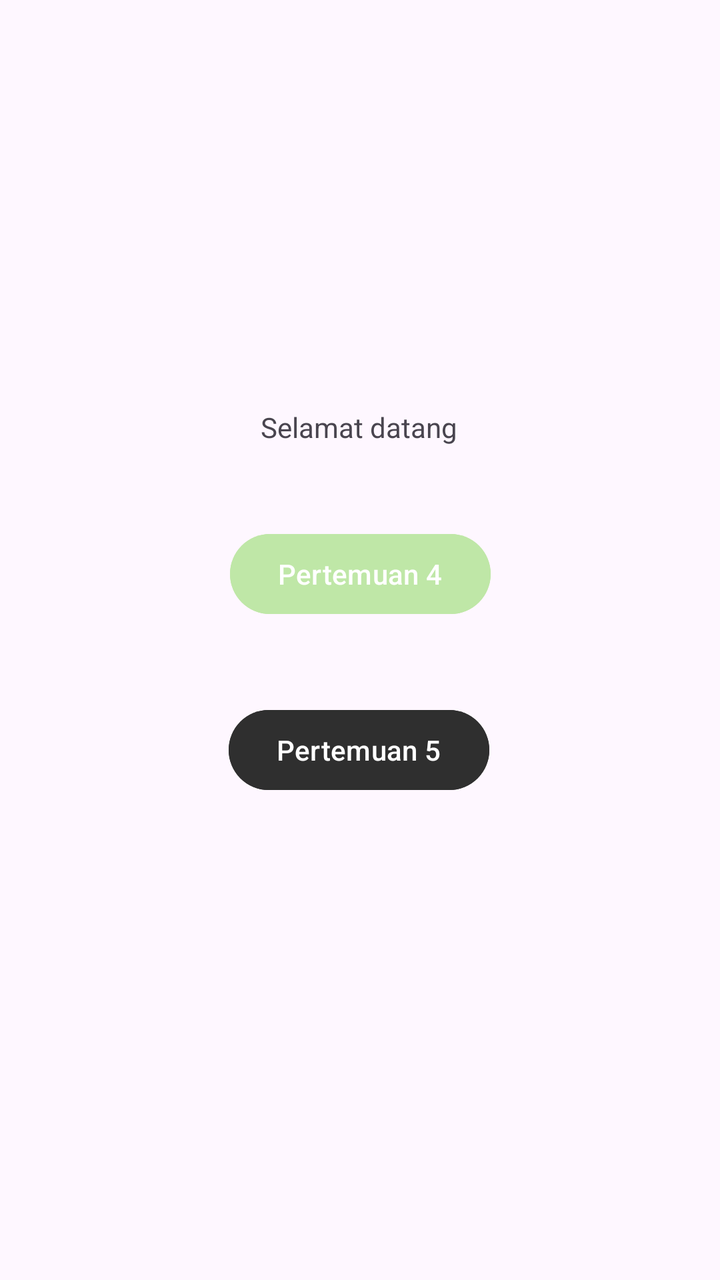
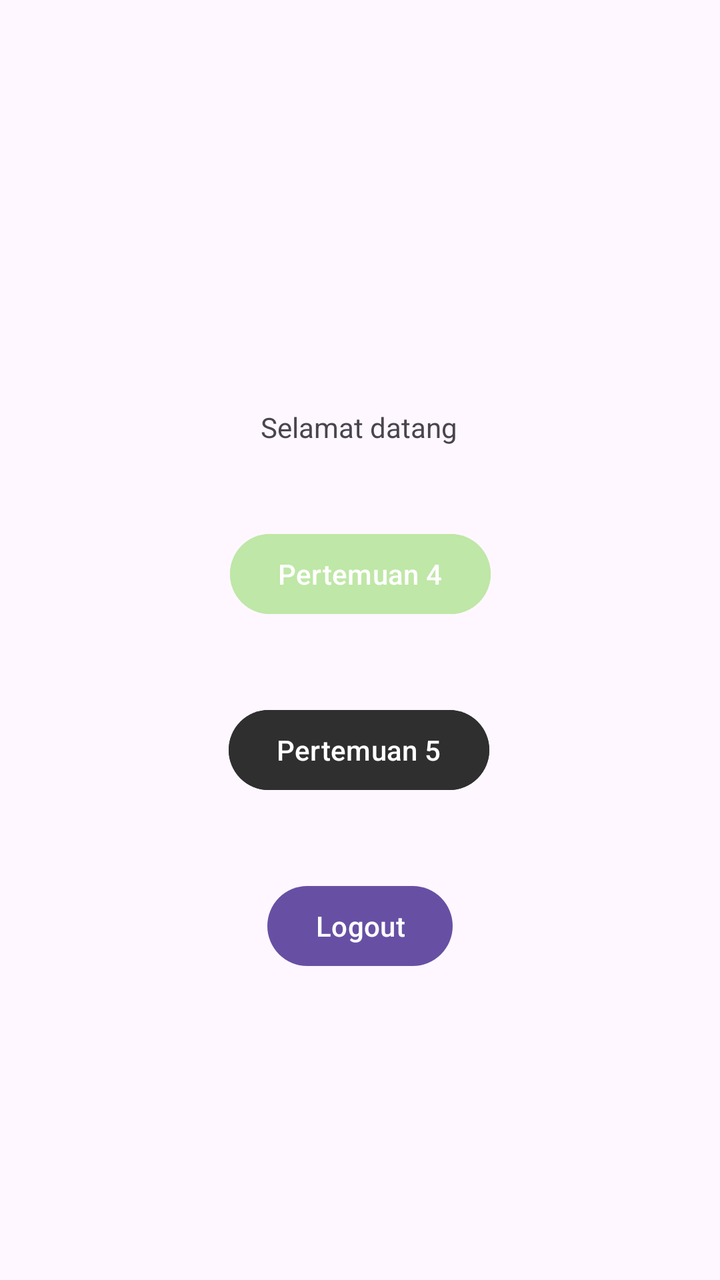

The first picture is an Android layout as it rendered before a commit; the second is the same layout after the commit. The layout source and the unified diff follow.
<!-- AndroidManifest.xml: application theme Theme.Aisyah3TIF -->
<!-- res/layout/activity_main.xml -->
<?xml version="1.0" encoding="utf-8"?>
<androidx.constraintlayout.widget.ConstraintLayout xmlns:android="http://schemas.android.com/apk/res/android"
    xmlns:app="http://schemas.android.com/apk/res-auto"
    xmlns:tools="http://schemas.android.com/tools"
    android:id="@+id/main"
    android:layout_width="match_parent"
    android:layout_height="match_parent"
    tools:context=".MainActivity">

    <Button
        android:id="@+id/btnToFourth"
        android:layout_width="wrap_content"
        android:layout_height="wrap_content"
        android:layout_marginTop="40dp"
        android:backgroundTint="@color/hijau_semangka"
        android:text="Pertemuan 4"
        app:layout_constraintEnd_toEndOf="parent"
        app:layout_constraintStart_toStartOf="parent"
        app:layout_constraintTop_toBottomOf="@+id/kirim" />

    <TextView
        android:id="@+id/kirim"
        android:layout_width="wrap_content"
        android:layout_height="wrap_content"
        android:layout_marginTop="204dp"
        android:text="Selamat datang"
        app:layout_constraintEnd_toEndOf="parent"
        app:layout_constraintHorizontal_bias="0.498"
        app:layout_constraintStart_toStartOf="parent"
        app:layout_constraintTop_toTopOf="parent" />

    <Button
        android:id="@+id/btnFifth"
        android:layout_width="wrap_content"
        android:layout_height="wrap_content"
        android:backgroundTint="@color/abu_tua"
        android:layout_marginTop="40dp"
        android:text="Pertemuan 5"
        app:layout_constraintEnd_toEndOf="parent"
        app:layout_constraintHorizontal_bias="0.498"
        app:layout_constraintStart_toStartOf="parent"
        app:layout_constraintTop_toBottomOf="@+id/btnToFourth" />

</androidx.constraintlayout.widget.ConstraintLayout>
<!-- resources referenced by this layout -->
<resources>
  <color name="abu_tua">#2F2F2F</color>
  <color name="hijau_semangka">#BFE7A7</color>
  <style name="Theme.Aisyah3TIF" parent="Base.Theme.Aisyah3TIF" />
  <style name="Base.Theme.Aisyah3TIF" parent="Theme.Material3.DayNight.NoActionBar">
          
          
      </style>
</resources>

<!-- the commit's change to res/layout/activity_main.xml (unified diff, before → after) -->
@@ -41,4 +41,14 @@
         app:layout_constraintStart_toStartOf="parent"
         app:layout_constraintTop_toBottomOf="@+id/btnToFourth" />
 
+    <Button
+        android:id="@+id/btnLogout"
+        android:layout_width="wrap_content"
+        android:layout_height="wrap_content"
+        android:layout_marginTop="40dp"
+        android:text="Logout"
+        app:layout_constraintEnd_toEndOf="parent"
+        app:layout_constraintStart_toStartOf="parent"
+        app:layout_constraintTop_toBottomOf="@+id/btnFifth" />
+
 </androidx.constraintlayout.widget.ConstraintLayout>
